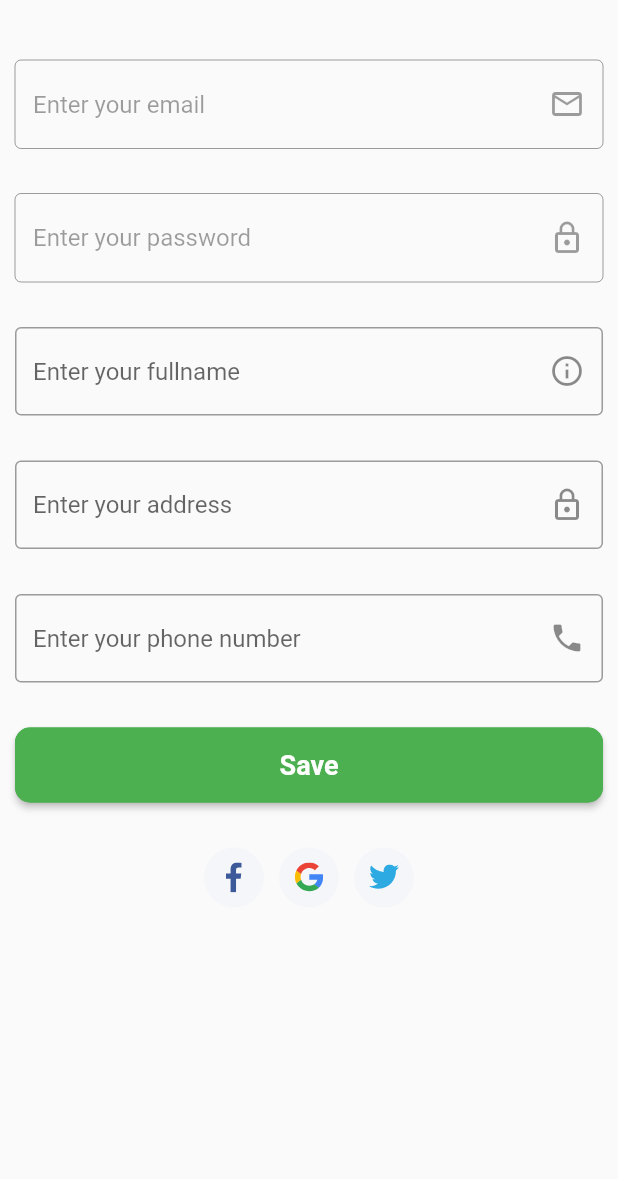
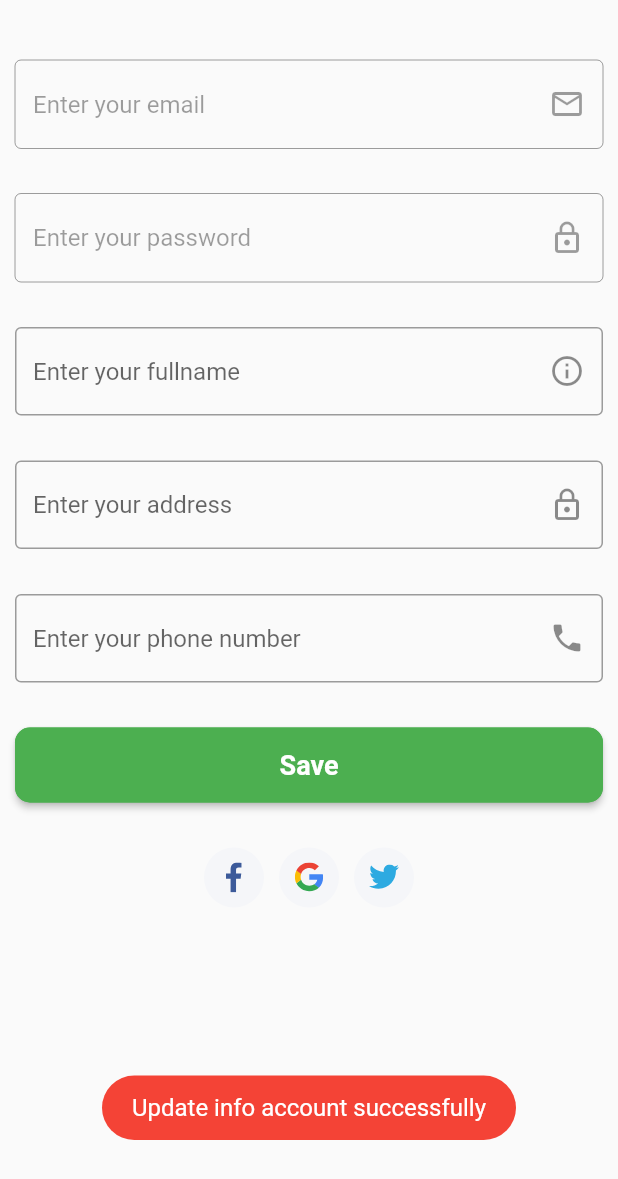
Before and after one commit to minhchi32/flutter_foodnow_app, a Flutter app: the AccountDetail widget shown alone on an empty page, opened directly, after a tap on "Save", on a phone screen of 412 x 824 dp. Shown: the top 1179 px of the screen. Run offline on Flutter 3.47's test engine with Material 2 defaults, Android fonts, the phone set to English and light mode, and no system bars; our stand-ins replace flutter_svg, fluttertoast, shared_preferences; accounts and stored records are empty.

Commit message:
Save account info

```diff
--- a/lib/homepage/components/fragment/account_detail.dart
+++ b/lib/homepage/components/fragment/account_detail.dart
@@ -1,6 +1,6 @@
 import 'package:flutter/material.dart';
 import 'package:flutter/cupertino.dart';
-import 'package:flutter_svg/svg.dart';
+import 'package:shared_preferences/shared_preferences.dart';
 
 import '../../../widgets/widget.dart';
 
@@ -12,6 +12,26 @@ class AccountDetail extends StatefulWidget {
 class _AccountDetailState extends State<AccountDetail> {
   var prefs;
   final email = TextEditingController();
+  final password = TextEditingController();
+  final fullname = TextEditingController();
+  final address = TextEditingController();
+  final phone = TextEditingController();
+
+  @override
+  void initState() {
+    super.initState();
+    _getData();
+  }
+
+  _getData() async {
+    prefs = await SharedPreferences.getInstance();
+    email.text = prefs.getString('username');
+    password.text = prefs.getString('password');
+    fullname.text = prefs.getString('fullname');
+    address.text = prefs.getString('address');
+    phone.text = prefs.getString('phone');
+  }
+
   @override
   Widget build(BuildContext context) {
     return Expanded(
@@ -26,23 +46,26 @@ class _AccountDetailState extends State<AccountDetail> {
                   SizedBox(
                     height: 30,
                   ),
-                  emailTextFormField(),
+                  formField(email, "Enter your email", Icons.email_outlined,
+                      enable: false),
                   SizedBox(
                     height: 30,
                   ),
-                  passwordTextFormField(),
+                  formField(password, "Enter your password", Icons.lock_outline,
+                      enable: false, obscureText: true),
                   SizedBox(
                     height: 30,
                   ),
-                  fullnameTextFormField(),
+                  formField(
+                      fullname, "Enter your fullname", Icons.info_outline),
                   SizedBox(
                     height: 30,
                   ),
-                  addressTextFormField(),
+                  formField(address, "Enter your address", Icons.lock_outline),
                   SizedBox(
                     height: 30,
                   ),
-                  phoneNumberTextFormField(),
+                  formField(phone, "Enter your phone number", Icons.phone, keyboardType: TextInputType.number),
                   SizedBox(
                     height: 30,
                   ),
@@ -50,14 +73,24 @@ class _AccountDetailState extends State<AccountDetail> {
                     height: 50,
                     width: MediaQuery.of(context).size.width,
                     child: ElevatedButton(
-                      onPressed: () async {},
+                      onPressed: () async {
+                        prefs = await SharedPreferences.getInstance();
+                        prefs.setString('fullname', fullname.text);
+                        prefs.setString('address', address.text);
+                        prefs.setString('phone', phone.text);
+                        toastNotify("Update info account successfully");
+                        // final result = await Navigator.pushNamed(context, HomePage.routeName);
+                      },
                       style: ButtonStyle(
-                          shape:
-                              MaterialStateProperty.all<RoundedRectangleBorder>(
-                                  RoundedRectangleBorder(
-                                      borderRadius: BorderRadius.circular(10.0),
-                                      side: BorderSide(color: Colors.green)))),
-                      child: Text(
+                        shape:
+                            MaterialStateProperty.all<RoundedRectangleBorder>(
+                          RoundedRectangleBorder(
+                            borderRadius: BorderRadius.circular(10.0),
+                            side: BorderSide(color: Colors.green),
+                          ),
+                        ),
+                      ),
+                      child: const Text(
                         "Save",
                         style: TextStyle(
                             fontSize: 18,
@@ -88,67 +121,4 @@ class _AccountDetailState extends State<AccountDetail> {
       ),
     ));
   }
-
-  TextFormField emailTextFormField() {
-    return TextFormField(
-      controller: email,
-      enabled: false,
-      decoration: const InputDecoration(
-          border: OutlineInputBorder(),
-          hintText: "Enter your email ",
-          floatingLabelBehavior: FloatingLabelBehavior.always,
-          suffixIcon: Icon(Icons.email_outlined)),
-    );
-  }
-
-  TextFormField conformTextFormField() {
-    return TextFormField(
-      decoration: const InputDecoration(
-          border: OutlineInputBorder(),
-          hintText: "Re-enter your password",
-          floatingLabelBehavior: FloatingLabelBehavior.always,
-          suffixIcon: Icon(Icons.lock_outline)),
-    );
-  }
-
-  TextFormField passwordTextFormField() {
-    return TextFormField(
-      enabled: false,
-      decoration: const InputDecoration(
-          border: OutlineInputBorder(),
-          hintText: "Enter your password",
-          floatingLabelBehavior: FloatingLabelBehavior.always,
-          suffixIcon: Icon(Icons.lock_outline)),
-    );
-  }
-
-  TextFormField fullnameTextFormField() {
-    return TextFormField(
-      decoration: const InputDecoration(
-          border: OutlineInputBorder(),
-          hintText: "Enter your fullname",
-          floatingLabelBehavior: FloatingLabelBehavior.always,
-          suffixIcon: Icon(Icons.info_outline)),
-    );
-  }
-
-  TextFormField addressTextFormField() {
-    return TextFormField(
-      decoration: const InputDecoration(
-          border: OutlineInputBorder(),
-          hintText: "Enter your address",
-          floatingLabelBehavior: FloatingLabelBehavior.always,
-          suffixIcon: Icon(Icons.lock_outline)),
-    );
-  }
-
-  TextFormField phoneNumberTextFormField() {
-    return TextFormField(
-      decoration: const InputDecoration(
-          border: OutlineInputBorder(),
-          hintText: "Enter your phone number",
-          floatingLabelBehavior: FloatingLabelBehavior.always,
-          suffixIcon: Icon(Icons.phone)),
-    );
-  }
 }
--- a/lib/widgets/widget.dart
+++ b/lib/widgets/widget.dart
@@ -45,3 +45,19 @@ Future<bool?> toastNotify(String msg,
       textColor: Colors.white,
       fontSize: 16.0);
 }
+
+TextFormField formField(
+    TextEditingController controller, String hintText, IconData icon,
+    {bool enable = true, bool obscureText = false, TextInputType keyboardType = TextInputType.text}) {
+  return TextFormField(
+      controller: controller,
+      enabled: enable,
+      obscureText: obscureText,
+      keyboardType: keyboardType,
+      decoration: InputDecoration(
+        border: OutlineInputBorder(),
+        hintText: hintText,
+        floatingLabelBehavior: FloatingLabelBehavior.always,
+        suffixIcon: Icon(icon),
+      ));
+}
```
